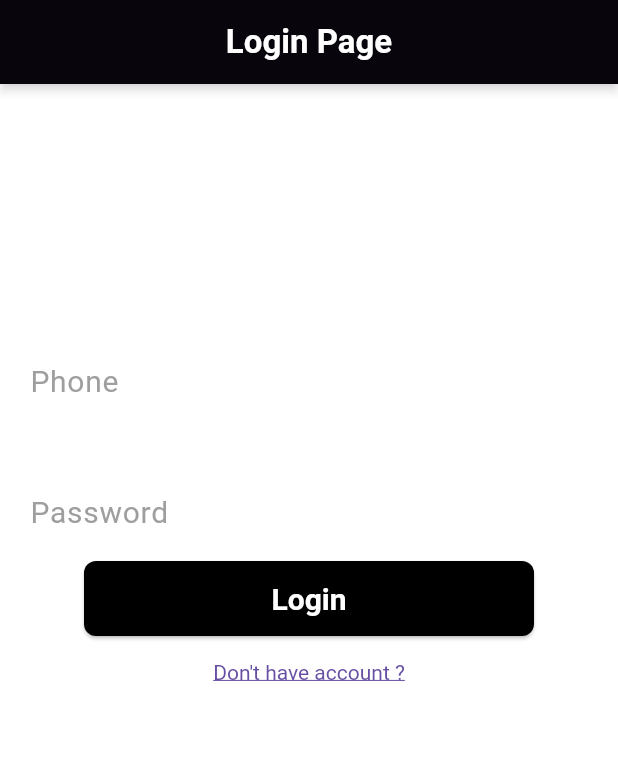
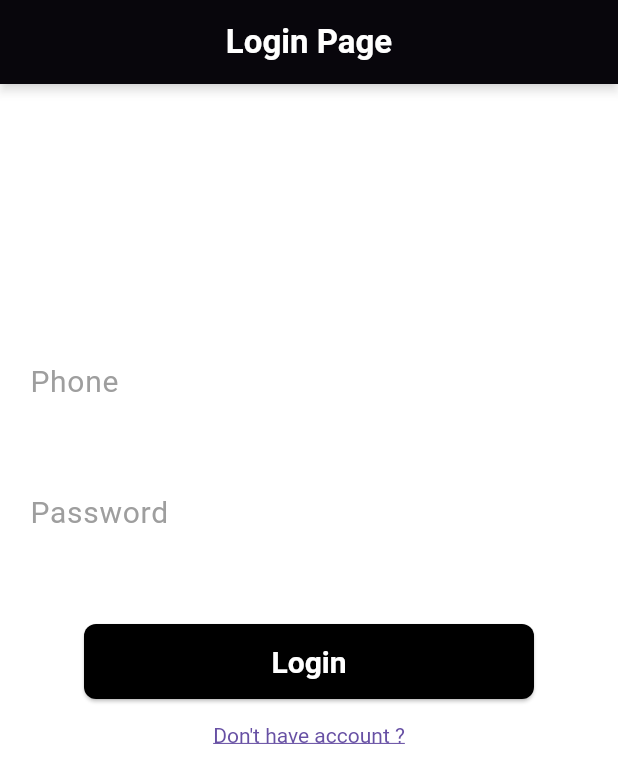
Before and after one commit to YahyaDalbah/Wassilni, a Flutter app: the screen it shows after launch, on a phone screen of 412 x 824 dp. Shown: the top 783 px of the screen. Run offline on Flutter 3.47's test engine with Material 3 defaults, Android fonts, the phone set to English and light mode, and no system bars; our stand-ins replace cloud_firestore, connectivity_plus, country_picker, firebase_auth, firebase_core, flutter_dotenv and 3 more; missing offline and left inert: mapbox_maps_flutter; accounts and stored records are empty.

Commit message:
add login button spacing

```diff
--- a/lib/widgets/login_widget/build_login_form.dart
+++ b/lib/widgets/login_widget/build_login_form.dart
@@ -73,6 +73,7 @@ class BuildLoginForm extends StatelessWidget {
               return null;
             },
           ),
+          SizedBox(height: 42),
         ],
       ),
     );
```
